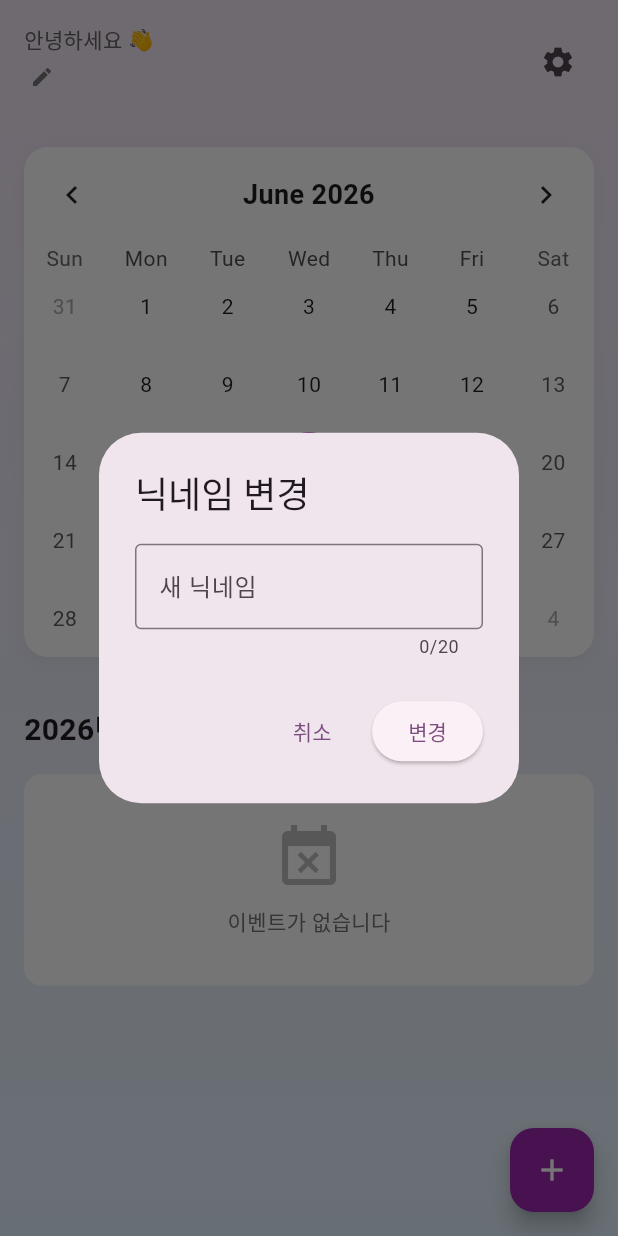
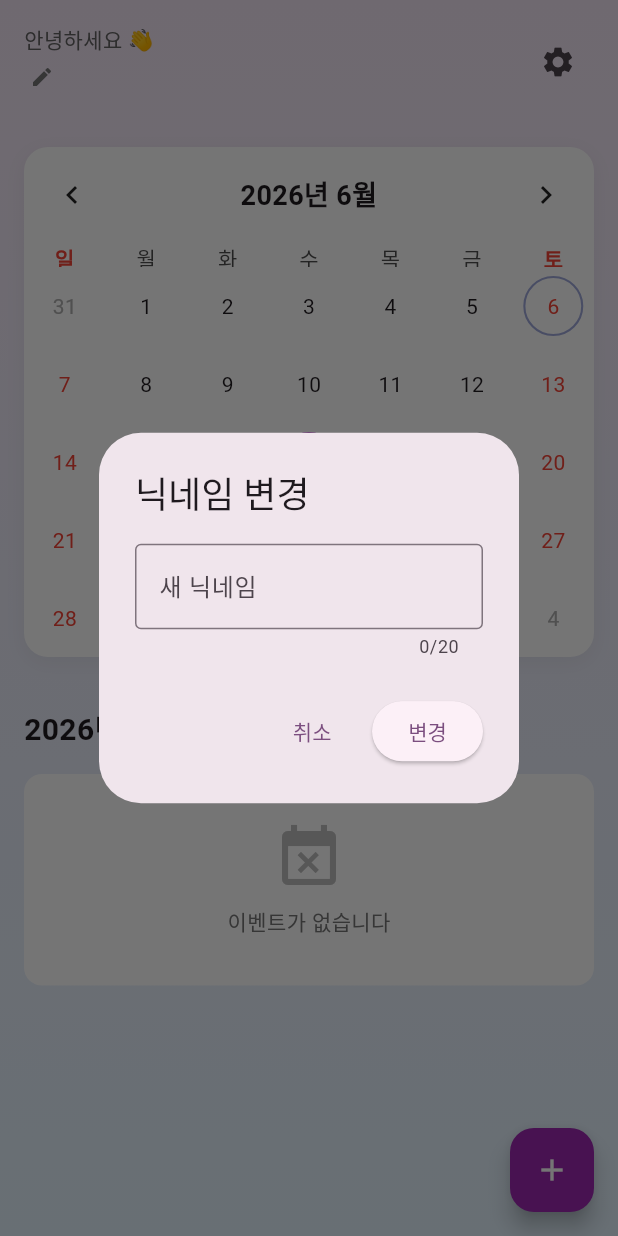
Before and after one commit to melkkdev/coupley, a Flutter app: the screen it shows once a user with an empty profile is signed in, after a tap on the "edit" icon, on a phone screen of 412 x 824 dp. Run offline on Flutter 3.47's test engine with Material 3 defaults, Android fonts, the phone set to English and light mode, and no system bars; drawn by our look-alikes of table_calendar; our stand-ins replace cloud_firestore, drift, firebase_auth, firebase_core, flutter_riverpod, go_router and 4 more; accounts and stored records are empty; generated files the repository leaves out were written again.

Commit message:
feat: 스플래시 중복 제거, 캘린더 한글화 및 주말/공휴일 표시
- main.dart의 인위적 2초 스플래시(AppInitializer) 제거, router의
  isInitializing 기반 /splash 하나로 통일
- TableCalendar에 ko_KR 로케일 적용해 월/요일 헤더 한글화
- 토/일 텍스트 빨간색, 한국 공휴일(2024~2027) 데이터 추가해 빨간색 표시

Co-Authored-By: Claude Sonnet 4.6 <noreply@anthropic.com>

```diff
--- /dev/null
+++ b/lib/core/common/korea_holidays.dart
@@ -0,0 +1,102 @@
+/// 한국 공휴일 데이터 (정부 발표 기준 수동 입력)
+///
+/// 설날·추석·부처님오신날은 음력 기준이라 매년 양력 날짜가 바뀌고,
+/// 대체공휴일 여부도 해당 연도 요일에 따라 달라져 연도별로 직접 채워야 함.
+/// 현재 2024~2027년만 데이터가 있고, 그 외 연도는 공휴일 표시가 비어 있음.
+class KoreaHolidays {
+  KoreaHolidays._();
+
+  static const Map<String, String> _data = {
+    // 2024
+    '2024-01-01': '신정',
+    '2024-02-09': '설날 연휴',
+    '2024-02-10': '설날',
+    '2024-02-11': '설날 연휴',
+    '2024-02-12': '대체공휴일',
+    '2024-03-01': '삼일절',
+    '2024-05-05': '어린이날',
+    '2024-05-15': '부처님오신날',
+    '2024-06-06': '현충일',
+    '2024-08-15': '광복절',
+    '2024-09-16': '추석 연휴',
+    '2024-09-17': '추석',
+    '2024-09-18': '추석 연휴',
+    '2024-10-03': '개천절',
+    '2024-10-09': '한글날',
+    '2024-12-25': '성탄절',
+
+    // 2025
+    '2025-01-01': '신정',
+    '2025-01-27': '임시공휴일',
+    '2025-01-28': '설날 연휴',
+    '2025-01-29': '설날',
+    '2025-01-30': '설날 연휴',
+    '2025-03-01': '삼일절',
+    '2025-03-03': '대체공휴일',
+    '2025-05-05': '어린이날·부처님오신날',
+    '2025-05-06': '대체공휴일',
+    '2025-06-06': '현충일',
+    '2025-08-15': '광복절',
+    '2025-10-03': '개천절',
+    '2025-10-05': '추석 연휴',
+    '2025-10-06': '추석',
+    '2025-10-07': '추석 연휴',
+    '2025-10-08': '대체공휴일',
+    '2025-10-09': '한글날',
+    '2025-12-25': '성탄절',
+
+    // 2026
+    '2026-01-01': '신정',
+    '2026-02-16': '설날 연휴',
+    '2026-02-17': '설날',
+    '2026-02-18': '설날 연휴',
+    '2026-03-01': '삼일절',
+    '2026-03-02': '대체공휴일',
+    '2026-05-05': '어린이날',
+    '2026-05-24': '부처님오신날',
+    '2026-05-25': '대체공휴일',
+    '2026-06-06': '현충일',
+    '2026-08-15': '광복절',
+    '2026-08-17': '대체공휴일',
+    '2026-09-24': '추석 연휴',
+    '2026-09-25': '추석',
+    '2026-09-26': '추석 연휴',
+    '2026-10-03': '개천절',
+    '2026-10-05': '대체공휴일',
+    '2026-10-09': '한글날',
+    '2026-12-25': '성탄절',
+
+    // 2027
+    '2027-01-01': '신정',
+    '2027-02-06': '설날 연휴',
+    '2027-02-07': '설날',
+    '2027-02-08': '설날 연휴',
+    '2027-02-09': '대체공휴일',
+    '2027-03-01': '삼일절',
+    '2027-05-05': '어린이날',
+    '2027-05-13': '부처님오신날',
+    '2027-06-06': '현충일',
+    '2027-08-15': '광복절',
+    '2027-08-16': '대체공휴일',
+    '2027-09-14': '추석 연휴',
+    '2027-09-15': '추석',
+    '2027-09-16': '추석 연휴',
+    '2027-10-03': '개천절',
+    '2027-10-04': '대체공휴일',
+    '2027-10-09': '한글날',
+    '2027-10-11': '대체공휴일',
+    '2027-12-25': '성탄절',
+    '2027-12-27': '대체공휴일',
+  };
+
+  static String _key(DateTime day) =>
+      '${day.year.toString().padLeft(4, '0')}-'
+      '${day.month.toString().padLeft(2, '0')}-'
+      '${day.day.toString().padLeft(2, '0')}';
+
+  /// 해당 날짜가 공휴일인지 여부
+  static bool isHoliday(DateTime day) => _data.containsKey(_key(day));
+
+  /// 공휴일 이름 (공휴일이 아니면 null)
+  static String? nameOf(DateTime day) => _data[_key(day)];
+}
--- a/lib/features/calendar/widgets/calendar_view.dart
+++ b/lib/features/calendar/widgets/calendar_view.dart
@@ -2,6 +2,7 @@ import 'package:flutter/material.dart';
 import 'package:flutter_riverpod/flutter_riverpod.dart';
 import 'package:table_calendar/table_calendar.dart';
 import '../../../core/common/spacing.dart';
+import '../../../core/common/korea_holidays.dart';
 import '../providers/calendar_provider.dart';
 import '../../../core/database/drift_database.dart';
 
@@ -39,10 +40,12 @@ class CalendarView extends ConsumerWidget {
               final focusedDate = ref.watch(focusedDateProvider);
 
               return TableCalendar(
+                locale: 'ko_KR',
                 firstDay: DateTime.utc(2020, 1, 1),
                 lastDay: DateTime.utc(2030, 12, 31),
                 focusedDay: focusedDate,
                 selectedDayPredicate: (day) => isSameDay(selectedDate, day),
+                holidayPredicate: KoreaHolidays.isHoliday,
                 onDaySelected: (selectedDay, focusedDay) {
                   ref.read(selectedDateProvider.notifier).state = selectedDay;
                   ref.read(focusedDateProvider.notifier).state = focusedDay;
@@ -60,6 +63,8 @@ class CalendarView extends ConsumerWidget {
                 calendarStyle: CalendarStyle(
                   // 행 높이 고정 (마커 유무와 무관하게 일정)
                   cellMargin: const EdgeInsets.all(6),
+                  weekendTextStyle: const TextStyle(color: Colors.red),
+                  holidayTextStyle: const TextStyle(color: Colors.red),
                   todayDecoration: BoxDecoration(
                     color: Colors.purple.shade200,
                     shape: BoxShape.circle,
@@ -79,6 +84,12 @@ class CalendarView extends ConsumerWidget {
                   titleTextStyle: TextStyle(
                     fontSize: 18,
                     fontWeight: FontWeight.bold,
+                  ),
+                ),
+                daysOfWeekStyle: const DaysOfWeekStyle(
+                  weekendStyle: TextStyle(
+                    color: Colors.red,
+                    fontWeight: FontWeight.w600,
                   ),
                 ),
                 calendarBuilders: CalendarBuilders(
--- a/lib/main.dart
+++ b/lib/main.dart
@@ -1,11 +1,14 @@
-import 'package:flutter/material.dart';
+import 'package:flutter/widgets.dart';
 import 'package:flutter_riverpod/flutter_riverpod.dart';
 import 'package:firebase_core/firebase_core.dart';
+import 'package:intl/date_symbol_data_local.dart';
 import 'app/app.dart';
 import 'package:cloud_firestore/cloud_firestore.dart';
 
 void main() async {
   WidgetsFlutterBinding.ensureInitialized();
+  // 캘린더 한글 표시(월 제목, 요일)를 위한 로케일 데이터 초기화
+  await initializeDateFormatting('ko_KR');
   // Firebase 초기화
   await Firebase.initializeApp();
 
@@ -15,87 +18,5 @@ void main() async {
     cacheSizeBytes: Settings.CACHE_SIZE_UNLIMITED,
   );
 
-  runApp(const ProviderScope(child: AppInitializer()));
+  runApp(const ProviderScope(child: MyApp()));
 }
-
-/// 앱 초기화 및 Splash 화면
-class AppInitializer extends ConsumerStatefulWidget {
-  const AppInitializer({super.key});
-
-  @override
-  ConsumerState<AppInitializer> createState() => _AppInitializerState();
-}
-
-class _AppInitializerState extends ConsumerState<AppInitializer> {
-  bool _isInitialized = false;
-
-  @override
-  void initState() {
-    super.initState();
-    _initialize();
-  }
-
-  Future<void> _initialize() async {
-    // 최소 스플래시 시간 보장 (UX)
-    await Future.delayed(const Duration(seconds: 2));
-
-    if (mounted) {
-      setState(() {
-        _isInitialized = true;
-      });
-    }
-  }
-
-  @override
-  Widget build(BuildContext context) {
-    if (!_isInitialized) {
-      return const MaterialApp(
-        debugShowCheckedModeBanner: false,
-        home: SplashScreen(),
-      );
-    }
-
-    return const MyApp();
-  }
-}
-
-/// Splash 화면
-class SplashScreen extends StatelessWidget {
-  const SplashScreen({super.key});
-
-  @override
-  Widget build(BuildContext context) {
-    return Scaffold(
-      body: Container(
-        decoration: BoxDecoration(
-          gradient: LinearGradient(
-            begin: Alignment.topLeft,
-            end: Alignment.bottomRight,
-            colors: [Colors.purple.shade100, Colors.blue.shade100],
-          ),
-        ),
-        child: const Center(
-          child: Column(
-            mainAxisAlignment: MainAxisAlignment.center,
-            children: [
-              Icon(Icons.calendar_month, size: 100, color: Colors.purple),
-              SizedBox(height: 24),
-              Text(
-                'Coupley',
-                style: TextStyle(
-                  fontSize: 36,
-                  fontWeight: FontWeight.bold,
-                  color: Colors.purple,
-                ),
-              ),
-              SizedBox(height: 32),
-              CircularProgressIndicator(
-                valueColor: AlwaysStoppedAnimation<Color>(Colors.purple),
-              ),
-            ],
-          ),
-        ),
-      ),
-    );
-  }
-}
```
Also changed, not shown: 1 other file.
